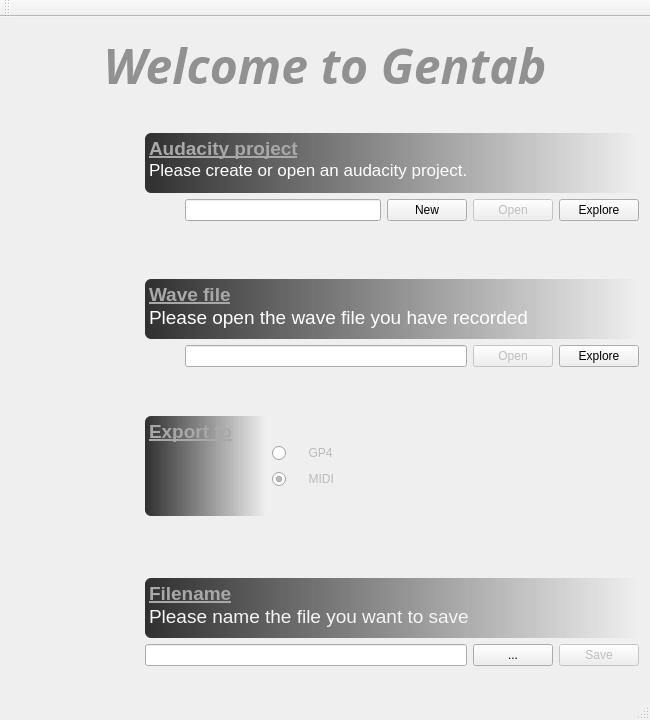
Before: the Qt Designer form Sources/Application/GenTab/MainWindow.ui in the-midge/gentab, drawn with Qt 5.
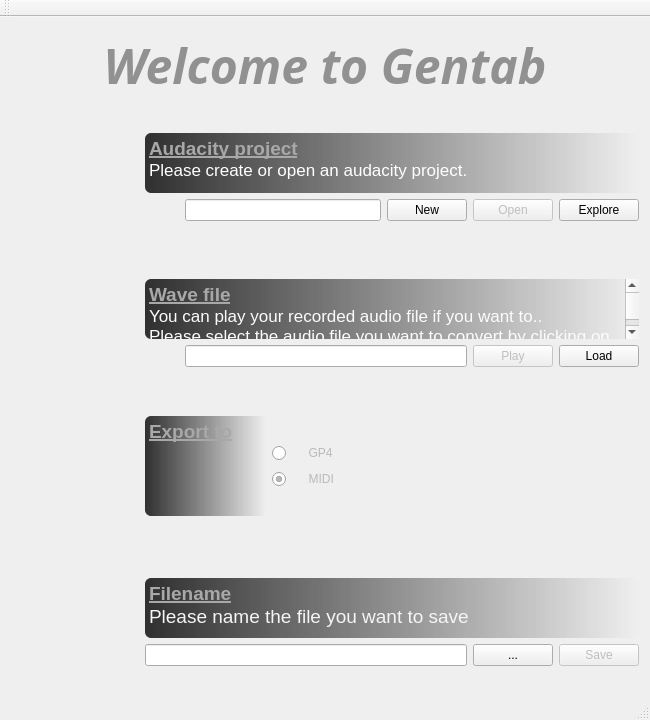
After: the same form once the commit is applied. Icons and pictures are not drawn.

Diff of the .ui file:
```diff
--- a/Sources/Application/GenTab/MainWindow.ui
+++ b/Sources/Application/GenTab/MainWindow.ui
@@ -214,9 +214,10 @@
                <string>&lt;!DOCTYPE HTML PUBLIC &quot;-//W3C//DTD HTML 4.0//EN&quot; &quot;http://www.w3.org/TR/REC-html40/strict.dtd&quot;&gt;
 &lt;html&gt;&lt;head&gt;&lt;meta name=&quot;qrichtext&quot; content=&quot;1&quot; /&gt;&lt;style type=&quot;text/css&quot;&gt;
 p, li { white-space: pre-wrap; }
-&lt;/style&gt;&lt;/head&gt;&lt;body style=&quot; font-family:'MS Shell Dlg 2'; font-size:8.25pt; font-weight:400; font-style:normal;&quot;&gt;
-&lt;p style=&quot; margin-top:0px; margin-bottom:0px; margin-left:0px; margin-right:0px; -qt-block-indent:0; text-indent:0px;&quot;&gt;&lt;span style=&quot; font-family:'.SF NS Text'; font-size:14pt; font-weight:600; text-decoration: underline; color:#a8a8a8;&quot;&gt;Wave file&lt;/span&gt;&lt;/p&gt;
-&lt;p style=&quot; margin-top:0px; margin-bottom:0px; margin-left:0px; margin-right:0px; -qt-block-indent:0; text-indent:0px;&quot;&gt;&lt;span style=&quot; font-family:'.SF NS Text'; font-size:14pt; color:#ffffff;&quot;&gt;Please open the wave file you have recorded&lt;/span&gt;&lt;/p&gt;&lt;/body&gt;&lt;/html&gt;</string>
+&lt;/style&gt;&lt;/head&gt;&lt;body style=&quot; font-family:'.SF NS Text'; font-size:13pt; font-weight:400; font-style:normal;&quot;&gt;
+&lt;p style=&quot; margin-top:0px; margin-bottom:0px; margin-left:0px; margin-right:0px; -qt-block-indent:0; text-indent:0px;&quot;&gt;&lt;span style=&quot; font-size:14pt; font-weight:600; text-decoration: underline; color:#a8a8a8;&quot;&gt;Wave file&lt;/span&gt;&lt;/p&gt;
+&lt;p style=&quot; margin-top:0px; margin-bottom:0px; margin-left:0px; margin-right:0px; -qt-block-indent:0; text-indent:0px;&quot;&gt;&lt;span style=&quot; color:#fcfcfc;&quot;&gt;You can play your recorded audio file if you want to..&lt;/span&gt;&lt;/p&gt;
+&lt;p style=&quot; margin-top:0px; margin-bottom:0px; margin-left:0px; margin-right:0px; -qt-block-indent:0; text-indent:0px;&quot;&gt;&lt;span style=&quot; color:#fcfcfc;&quot;&gt;Please select the audio file you want to convert by clicking on &amp;quot;Load&amp;quot;.&lt;/span&gt;&lt;/p&gt;&lt;/body&gt;&lt;/html&gt;</string>
               </property>
              </widget>
             </item>
@@ -257,7 +258,7 @@
                  <string notr="true"/>
                 </property>
                 <property name="text">
-                 <string>Open</string>
+                 <string>Play</string>
                 </property>
                </widget>
               </item>
@@ -273,7 +274,7 @@
                  <string notr="true"/>
                 </property>
                 <property name="text">
-                 <string>Explore</string>
+                 <string>Load</string>
                 </property>
                </widget>
               </item>
```
Left out of the diff: 24 changed lines with no effect on the pictures.
